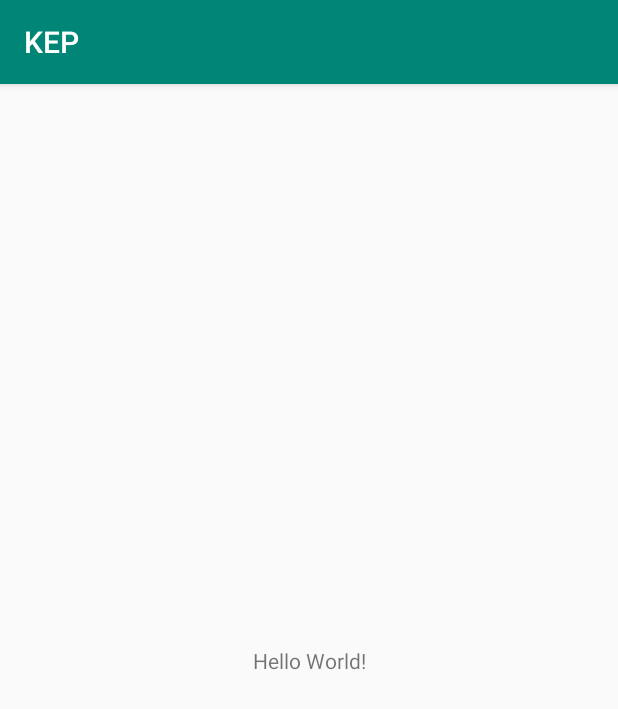
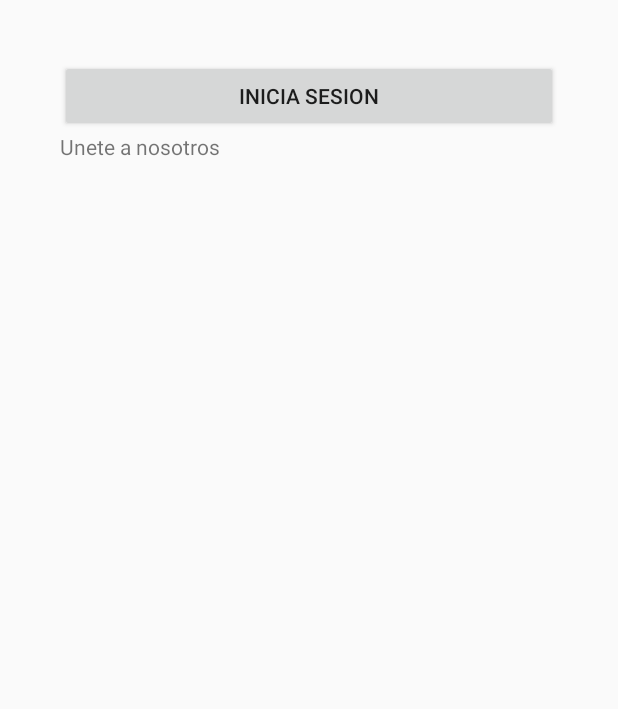
Before and after one commit to FYG2409/KeP, an Android app: the screen it shows after launch (MainActivity), on a phone screen of 412 x 824 dp. Shown: the top 709 px of the screen. Run offline under Robolectric (Android 15) with nearby library versions, the phone set to English and light mode, and no system bars.

```diff
--- a/app/build.gradle
+++ b/app/build.gradle
@@ -30,4 +30,4 @@ dependencies {
     implementation 'com.google.firebase:firebase-core:16.0.1'
 }
 //FIREBASE
-    apply plugin: 'com.google.gms.google-services'
+apply plugin: 'com.google.gms.google-services'
--- a/app/src/main/AndroidManifest.xml
+++ b/app/src/main/AndroidManifest.xml
@@ -16,6 +16,8 @@
                 <category android:name="android.intent.category.LAUNCHER" />
             </intent-filter>
         </activity>
+        <activity android:name=".IniciaSesion" />
+        <activity android:name=".Registro"></activity>
     </application>
 
 </manifest>
--- a/app/src/main/res/layout/activity_main.xml
+++ b/app/src/main/res/layout/activity_main.xml
@@ -1,18 +1,23 @@
 <?xml version="1.0" encoding="utf-8"?>
-<android.support.constraint.ConstraintLayout xmlns:android="http://schemas.android.com/apk/res/android"
+<LinearLayout xmlns:android="http://schemas.android.com/apk/res/android"
     xmlns:app="http://schemas.android.com/apk/res-auto"
     xmlns:tools="http://schemas.android.com/tools"
     android:layout_width="match_parent"
     android:layout_height="match_parent"
-    tools:context=".MainActivity">
+    tools:context=".MainActivity"
+    android:orientation="vertical"
+    android:padding="40dp">
 
+    <Button
+        android:layout_width="match_parent"
+        android:layout_height="wrap_content"
+        android:text="@string/Inicia_Sesion"
+        android:onClick="irAInicioSesion"
+        />
     <TextView
-        android:layout_width="wrap_content"
+        android:layout_width="match_parent"
         android:layout_height="wrap_content"
-        android:text="Hello World!"
-        app:layout_constraintBottom_toBottomOf="parent"
-        app:layout_constraintLeft_toLeftOf="parent"
-        app:layout_constraintRight_toRightOf="parent"
-        app:layout_constraintTop_toTopOf="parent" />
+        android:text="Unete a nosotros"
+        android:onClick="irARegistro"/>
 
-</android.support.constraint.ConstraintLayout>
+</LinearLayout>
--- a/app/src/main/res/values/strings.xml
+++ b/app/src/main/res/values/strings.xml
@@ -1,3 +1,4 @@
 <resources>
     <string name="app_name">KEP</string>
+    <string name="Inicia_Sesion">Inicia Sesion</string>
 </resources>
--- a/app/src/main/res/values/styles.xml
+++ b/app/src/main/res/values/styles.xml
@@ -1,7 +1,7 @@
 <resources>
 
     <!-- Base application theme. -->
-    <style name="AppTheme" parent="Theme.AppCompat.Light.DarkActionBar">
+    <style name="AppTheme" parent="Theme.AppCompat.Light.NoActionBar">
         <!-- Customize your theme here. -->
         <item name="colorPrimary">@color/colorPrimary</item>
         <item name="colorPrimaryDark">@color/colorPrimaryDark</item>
```
Also changed, not shown: app/src/main/java/com/example/freakdeveloper/kep/IniciaSesion.java (added, +17 -0 lines), app/src/main/java/com/example/freakdeveloper/kep/MainActivity.java (+12 -0 lines), app/src/main/java/com/example/freakdeveloper/kep/Registro.java (added, +13 -0 lines), app/src/main/res/layout/activity_inicia_sesion.xml (added, +9 -0 lines), app/src/main/res/layout/activity_registro.xml (added, +9 -0 lines).
